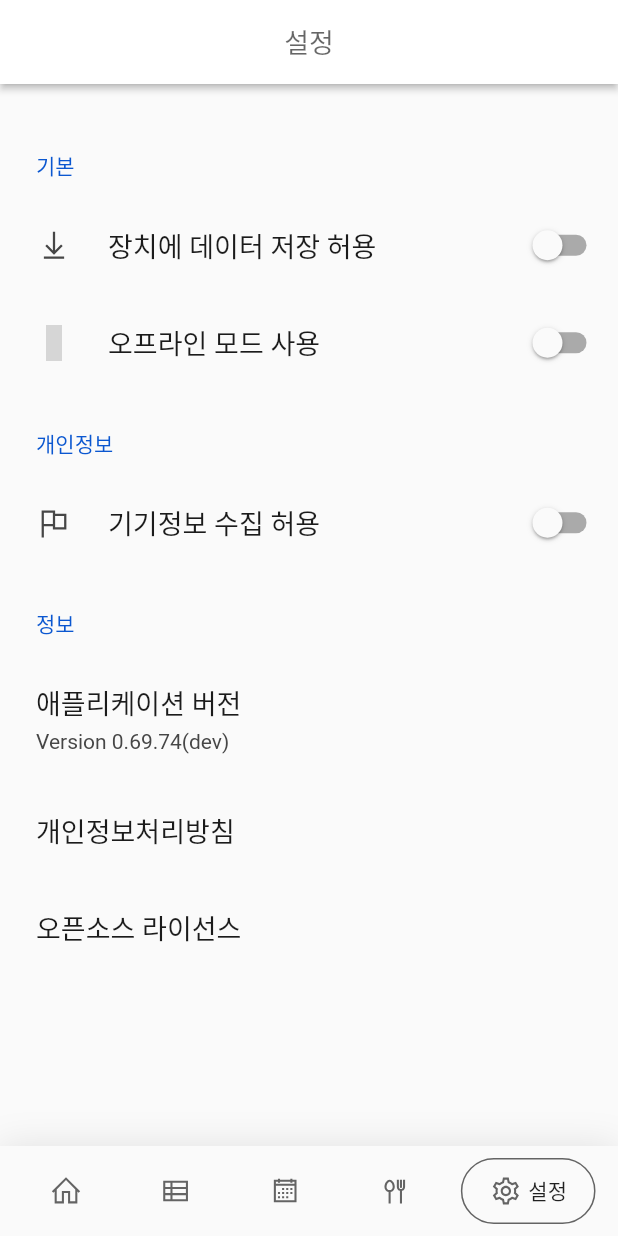
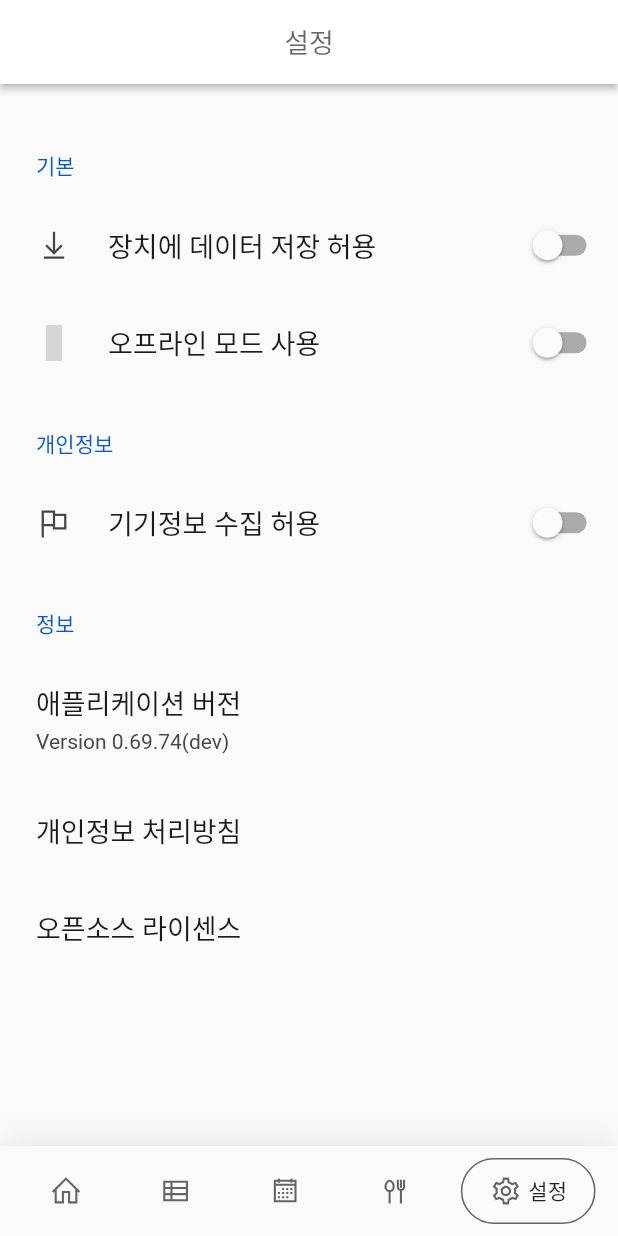
Before and after one commit to handbros/my_school, a Flutter app: the screen it shows after launch, item 5 of the bottom bar chosen, on a phone screen of 412 x 824 dp. Run offline on Flutter 3.47's test engine with Material 2 defaults, Android fonts, the phone set to English and light mode, and no system bars; drawn by our look-alikes of google_nav_bar, settings_ui; our stand-ins replace line_icons, shared_preferences; grey boxes are pictures that could not be loaded.

Commit message:
Some typing errors are modified.

```diff
--- a/lib/pages/tabs/SettingsPage.dart
+++ b/lib/pages/tabs/SettingsPage.dart
@@ -114,11 +114,11 @@ class _SettingsPageState extends State<SettingsPage> {
                 onPressed: (BuildContext context) {},
               ),
               SettingsTile(
-                title: '개인정보처리방침',
+                title: '개인정보 처리방침',
                 onPressed: (BuildContext context) {},
               ),
               SettingsTile(
-                title: '오픈소스 라이선스',
+                title: '오픈소스 라이센스',
                 onPressed: (BuildContext context) {},
               ),
             ],
```
